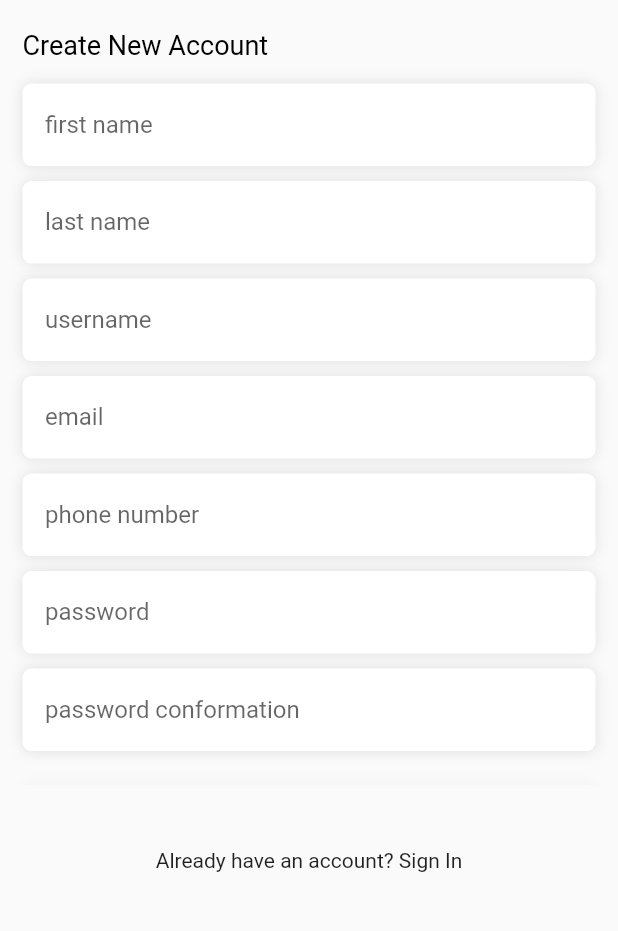
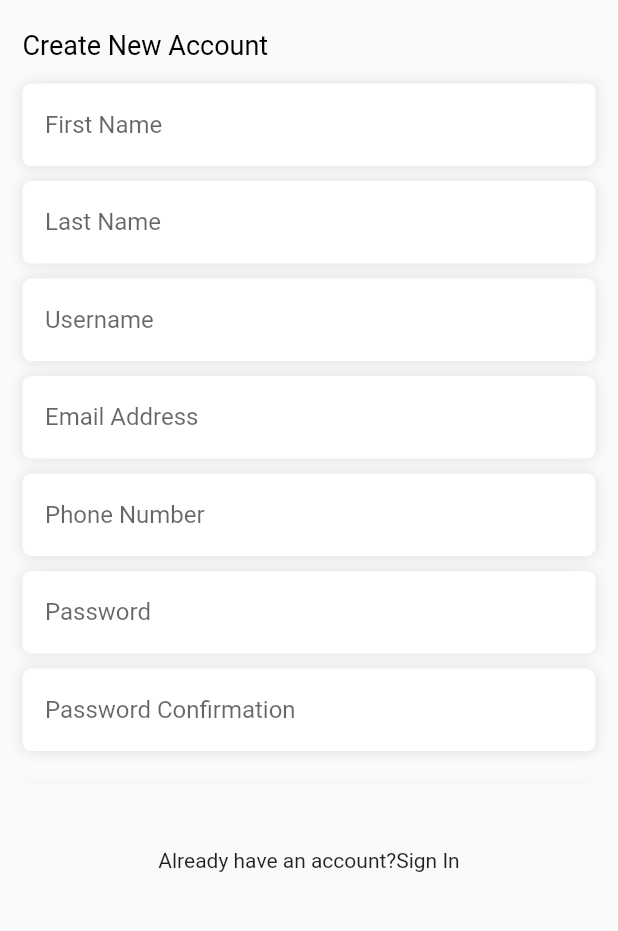
Before and after one commit to naderelzinyy/Carvice, a Flutter app: the screen it shows after launch, after a tap on "Mechanic", after a tap on "Sign Up", on a phone screen of 412 x 824 dp, the part 301-1232 px from its top. Run offline on Flutter 3.47's test engine with Material 2 defaults, Android fonts, the phone set to English and light mode, and no system bars; our stand-ins replace cloud_firestore, firebase_auth, firebase_core, get, jwt_decoder; accounts and stored records are empty; network calls fail.

```diff
--- a/flutter-app/lib/view/client/pages/update_profile_page.dart
+++ b/flutter-app/lib/view/client/pages/update_profile_page.dart
@@ -1,4 +1,5 @@
 import 'package:flutter/material.dart';
+import 'package:get/get.dart';
 
 import '../../../services/authentication.dart';
 import '../../../widgets/app_navigation.dart';
@@ -10,8 +11,8 @@ class ClientUpdateProfilePage extends StatelessWidget {
   @override
   Widget build(BuildContext context) {
     return Scaffold(
-      appBar: const AppNavigation(
-        title: "Update Profile",
+      appBar: AppNavigation(
+        title: 'updateProfile'.tr,
         automaticallyCallBack: true,
       ),
       body: ProfileForm(
--- a/flutter-app/lib/view/general/pages/login_page.dart
+++ b/flutter-app/lib/view/general/pages/login_page.dart
@@ -68,9 +68,9 @@ class _LoginPageState extends State<LoginPage> {
                 ),
               ),
               const SizedBox(height: 20),
-              const Text(
-                'Please Login To Your Account',
-                style: TextStyle(
+               Text(
+                'loginToYourAccount'.tr,
+                style: const TextStyle(
                   color: Colors.black,
                   fontSize: 18,
                   fontWeight: FontWeight.normal,
@@ -79,18 +79,18 @@ class _LoginPageState extends State<LoginPage> {
               const SizedBox(height: 15),
               CustomTextFiled(
                   controller: usernameController,
-                  hintText: "username",
+                  hintText: 'username'.tr,
                   textInputType: TextInputType.name,
                   obscureText: false),
               const SizedBox(height: 10),
               CustomTextFiled(
                   controller: passwordController,
-                  hintText: "password",
+                  hintText:'password'.tr,
                   textInputType: TextInputType.text,
                   obscureText: true),
               const SizedBox(height: 20),
               CustomButton(
-                btnText: "Sign In",
+                btnText: 'signIn'.tr,
                 onTap: () async {
                   response = await AccountManager().authenticate({
                     "username": usernameController.text,
@@ -120,12 +120,12 @@ class _LoginPageState extends State<LoginPage> {
               Row(
                 mainAxisAlignment: MainAxisAlignment.start,
                 children: [
-                  const Text("Forget your password?"),
+                   Text('forgotPassword'.tr),
                   InkWell(
                     onTap: () {
                       print("reset");
                     },
-                    child: const Text(" Reset Password"),
+                    child:Text('resetPassword'.tr),
                   )
                 ],
               ),
@@ -139,12 +139,12 @@ class _LoginPageState extends State<LoginPage> {
           child: Row(
             mainAxisAlignment: MainAxisAlignment.center,
             children: [
-              const Text("Don't have an account?"),
+               Text('noAccount'.tr),
               InkWell(
                 onTap: () {
                   Get.offAllNamed(Routers.getSignupPageRoute(roleEndpoint));
                 },
-                child: const Text(" Sign Up"),
+                child: Text('signUp'.tr),
               ),
             ],
           )),
--- a/flutter-app/lib/view/general/pages/signup_page.dart
+++ b/flutter-app/lib/view/general/pages/signup_page.dart
@@ -82,9 +82,9 @@ class _SignUpState extends State<SignUp> {
                   ),
                 ),
               const SizedBox(height: 20),
-              const Text(
-                'Create New Account',
-                style: TextStyle(
+               Text(
+                'createNewAccount'.tr,
+                style: const TextStyle(
                   color: Colors.black,
                   fontSize: 18,
                   fontWeight: FontWeight.normal,
@@ -93,83 +93,83 @@ class _SignUpState extends State<SignUp> {
               const SizedBox(height: 15),
               CustomTextFiled(
                   controller: firstNameController,
-                  hintText: "first name",
+                  hintText: 'firstName'.tr,
                   textInputType: TextInputType.name,
                   obscureText: false),
               const SizedBox(height: 10),
               CustomTextFiled(
                   controller: lastNameController,
-                  hintText: "last name",
+                  hintText:'lastName'.tr,
                   textInputType: TextInputType.name,
                   obscureText: false),
               const SizedBox(height: 10),
               CustomTextFiled(
                   controller: usernameController,
-                  hintText: "username",
+                  hintText: 'username'.tr,
                   textInputType: TextInputType.name,
                   obscureText: false),
               const SizedBox(height: 10),
               CustomTextFiled(
                   controller: emailController,
-                  hintText: "email",
+                  hintText: 'email'.tr,
                   textInputType: TextInputType.emailAddress,
                   obscureText: false),
               const SizedBox(height: 10),
               CustomTextFiled(
                   controller: phoneController,
-                  hintText: "phone number",
+                  hintText: 'phoneNumber'.tr,
                   textInputType: TextInputType.phone,
                   obscureText: false),
               const SizedBox(height: 10),
               CustomTextFiled(
                   controller: passwordController,
-                  hintText: "password",
+                  hintText: 'password'.tr,
                   textInputType: TextInputType.text,
                   obscureText: true),
               const SizedBox(height: 10),
               CustomTextFiled(
                   controller: confPasswordController,
-                  hintText: "password conformation",
+                  hintText: 'passwordConfirmation'.tr,
                   textInputType: TextInputType.text,
                   obscureText: true),
               const SizedBox(height: 25),
               CustomButton(
-                btnText: "Sign Up",
+                btnText: 'signUp'.tr,
                 onTap: () async {
                   // Check for first and last name validity
                   if (firstNameController.text.length < 3 ||
                       lastNameController.text.length < 3 ||
                       firstNameController.text.contains(RegExp(r'[0-9]')) ||
                       lastNameController.text.contains(RegExp(r'[0-9]'))) {
-                    errorMessage = 'Invalid name';
+                    errorMessage = 'invalidName'.tr;
                     setState(() {});
                     return;
                   }
 
                   // Check for email validity
                   if (!emailController.text.contains('@')) {
-                    errorMessage = 'Invalid email';
+                    errorMessage = 'invalidEmail'.tr;
                     setState(() {});
                     return;
                   }
 
                   // Check for phone number validity
                   if (phoneController.text.contains(RegExp('[^0-9-]'))) {
-                    errorMessage = 'Invalid phone number';
+                    errorMessage = 'invalidPhoneNumber'.tr;
                     setState(() {});
                     return;
                   }
 
                   // Check for password and confirmation password match
                   if (passwordController.text != confPasswordController.text) {
-                    errorMessage = 'Passwords do not match';
+                    errorMessage = 'passwordsDoNotMatch'.tr;
                     setState(() {});
                     return;
                   }
 
                   // Check for password length
                   if (passwordController.text.length < 3) {
-                    errorMessage = 'Password is too short';
+                    errorMessage = 'passwordTooShort'.tr;
                     setState(() {});
                     return;
                   }
@@ -204,11 +204,11 @@ class _SignUpState extends State<SignUp> {
                       context: context,
                       builder: (BuildContext context) {
                         return AlertDialog(
-                          title: const Text("Error"),
-                          content: const Text("This user already exists!"),
+                          title:  Text('dialogErrorTitle'.tr),
+                          content: Text('dialogErrorMessage'.tr),
                           actions: <Widget>[
                             TextButton(
-                              child: const Text("Try again"),
+                              child: Text('dialogTryAgain'.tr),
                               onPressed: () {
                                 Navigator.of(context).pop();
                               },
@@ -231,12 +231,12 @@ class _SignUpState extends State<SignUp> {
           child: Row(
             mainAxisAlignment: MainAxisAlignment.center,
             children: [
-              const Text("Already have an account?"),
+               Text('alreadyHaveAccount'.tr),
               InkWell(
                 onTap: () {
                   Get.offAllNamed(Routers.getLoginPageRoute(roleEndpoint));
                 },
-                child: const Text(" Sign In"),
+                child: Text('signIn'.tr),
               )
             ],
           )),
--- a/flutter-app/lib/view/general/pages/starting_page.dart
+++ b/flutter-app/lib/view/general/pages/starting_page.dart
@@ -30,7 +30,7 @@ class StartingPage extends StatelessWidget {
               ),
               const SizedBox(height: 20),
               CustomButton(
-                btnText: "Mechanic",
+                btnText: 'mechanic'.tr,
                 onTap: () {
                   Get.offAllNamed(Routers.getLoginPageRoute("mechanic"));
                   // Add your custom logic here
@@ -38,7 +38,7 @@ class StartingPage extends StatelessWidget {
               ),
               const SizedBox(height: 10),
               CustomButton(
-                btnText: "Costumer",
+                btnText:'client'.tr,
                 onTap: () {
                   Get.offAllNamed(Routers.getLoginPageRoute("client"));
                   // Add your custom logic here
--- a/flutter-app/lib/view/mechanic/pages/update_profile_page.dart
+++ b/flutter-app/lib/view/mechanic/pages/update_profile_page.dart
@@ -1,4 +1,5 @@
 import 'package:flutter/material.dart';
+import 'package:get/get.dart';
 
 import '../../../services/authentication.dart';
 import '../../../widgets/app_navigation.dart';
@@ -10,8 +11,8 @@ class MechanicUpdateProfilePage extends StatelessWidget {
   @override
   Widget build(BuildContext context) {
     return Scaffold(
-      appBar: const AppNavigation(
-        title: "Update Profile",
+      appBar: AppNavigation(
+        title: 'updateProfile'.tr,
         automaticallyCallBack: true,
       ),
       body: ProfileForm(
--- a/flutter-app/lib/widgets/user_information_part.dart
+++ b/flutter-app/lib/widgets/user_information_part.dart
@@ -1,5 +1,6 @@
 import 'package:flutter/material.dart';
 import 'package:carvice_frontend/utils/main.colors.dart';
+import 'package:get/get.dart';
 
 import 'button.dart';
 
@@ -79,7 +80,7 @@ class CustomProfile extends StatelessWidget {
           ),
           const SizedBox(height: 24),
           CustomButton(
-            btnText: "Edit Profile",
+            btnText: 'updateProfile'.tr,
             onTap: onTap,
           ),
         ],
```
Also changed, not shown: flutter-app/lib/view/client/pages/add_new_car_page.dart (+4 -3 lines), flutter-app/lib/view/client/pages/carslist_page.dart (+4 -4 lines), flutter-app/lib/view/client/pages/chatlist_page.dart (+5 -4 lines), flutter-app/lib/view/client/pages/edit_car_info_page.dart (+4 -3 lines), flutter-app/lib/view/client/pages/userprofile_page.dart (+6 -6 lines), flutter-app/lib/view/general/pages/aboutus_page.dart (+23 -22 lines), flutter-app/lib/view/mechanic/pages/chatlist_page.dart (+5 -4 lines), flutter-app/lib/view/mechanic/pages/userprofile_page.dart (+6 -6 lines), flutter-app/lib/widgets/bottom_navigation.dart (+7 -7 lines), flutter-app/lib/widgets/car_information_form.dart (+11 -10 lines), flutter-app/lib/widgets/cars_list.dart (+5 -5 lines), flutter-app/lib/widgets/profile_form.dart (+7 -6 lines), flutter-app/lib/widgets/side_bar.dart (+39 -9 lines).
